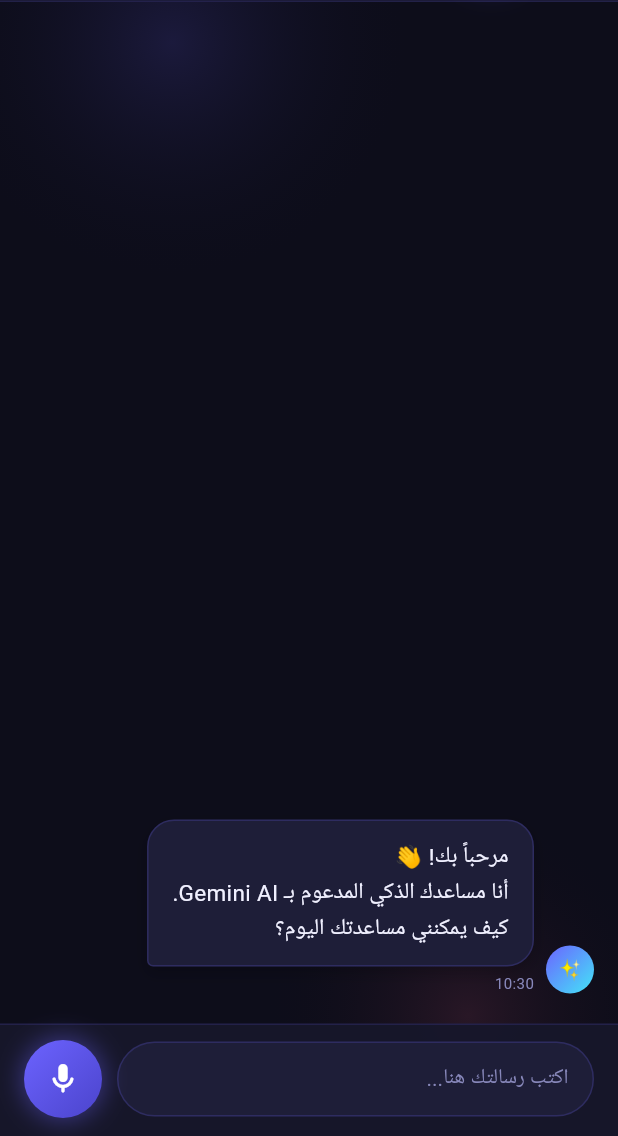
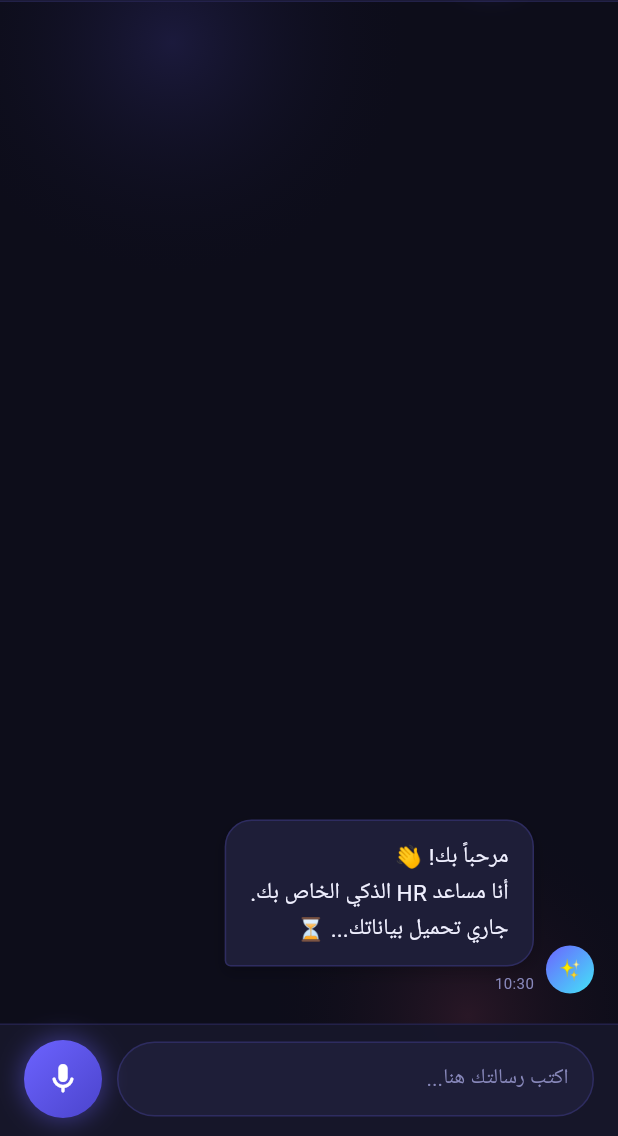
Before and after one commit to mohammedshushan/asconscai, a Flutter app: the AiAssistantScreen screen opened directly, after a tap on the "mic" icon, after a tap on "إيقاف", on a phone screen of 412 x 824 dp, the part 100-1236 px from its top. Run offline on Flutter 3.47's test engine with Material 3 defaults, Android fonts, the phone set to English and light mode, and no system bars; drawn by our look-alikes of flutter_animate; our stand-ins replace animated_splash_screen, connectivity_plus, device_info_plus, flutter_map, flutter_staggered_animations, flutter_svg and 12 more; missing offline and left inert: network_info_plus; accounts and stored records are empty.

Commit message:
feat: implement AI assistant screen and service.

```diff
--- a/lib/screens/ai_assistant/ai_assistant_screen.dart
+++ b/lib/screens/ai_assistant/ai_assistant_screen.dart
@@ -2,12 +2,22 @@
 // ai_assistant_screen.dart — flutter_chat_ui FREE version
 // Works with: flutter_animate, speech_to_text, google_generative_ai
 // ============================================================
+import 'package:asconscai/models/loan_request_model.dart';
+import 'package:asconscai/models/permissions/permission_request_model.dart';
+import 'package:asconscai/models/user_model.dart';
+import 'package:asconscai/models/vacation_balance_model.dart';
+import 'package:asconscai/models/vacation_order_model.dart';
 import 'package:asconscai/services/ai_service.dart';
+import 'package:asconscai/services/loan_service.dart';
+import 'package:asconscai/services/permission_service.dart';
+import 'package:asconscai/services/vacation_service.dart';
 import 'package:flutter/material.dart';
 import 'package:flutter_animate/flutter_animate.dart';
+import 'package:shared_preferences/shared_preferences.dart';
 import 'package:speech_to_text/speech_to_text.dart' as stt;
 import 'package:uuid/uuid.dart';
-import 'package:google_generative_ai/google_generative_ai.dart';
+import 'dart:convert';
+import 'dart:developer' as developer;
 
 // ──────────────────────────────────────────────────────────────
 // 1. DESIGN TOKENS
@@ -62,10 +72,10 @@ class _Suggestion {
 }
 
 const _suggestions = [
-  _Suggestion('💡', 'اشرح لي مفهوماً'),
-  _Suggestion('✍️', 'ساعدني في الكتابة'),
-  _Suggestion('🐛', 'راجع الكود'),
-  _Suggestion('🌍', 'ترجم النص'),
+  _Suggestion('🏖️', 'ما رصيد إجازاتي؟'),
+  _Suggestion('💰', 'هل عندي طلبات سلف؟'),
+  _Suggestion('�', 'كيف أقدم على إجازة؟'),
+  _Suggestion('🚶', 'اعرض تصاريحي الأخيرة'),
 ];
 
 // ──────────────────────────────────────────────────────────────
@@ -89,6 +99,7 @@ class _AiAssistantScreenState extends State<AiAssistantScreen>
   final _speech = stt.SpeechToText();
   final _aiService = AiService();
   final _scrollCtrl = ScrollController();
+  bool _isLoadingContext = true;
 
   late final AnimationController _glowCtrl = AnimationController(
     vsync: this,
@@ -99,6 +110,7 @@ class _AiAssistantScreenState extends State<AiAssistantScreen>
   void initState() {
     super.initState();
     Future.delayed(500.ms, _addWelcome);
+    _loadHrContext();
   }
 
   @override
@@ -109,12 +121,71 @@ class _AiAssistantScreenState extends State<AiAssistantScreen>
     super.dispose();
   }
 
+  // ── HR Context Loader ────────────────────────────────────
+  Future<void> _loadHrContext() async {
+    try {
+      final prefs = await SharedPreferences.getInstance();
+      final userJson = prefs.getString('loggedInUser');
+      if (userJson == null) {
+        if (mounted) setState(() => _isLoadingContext = false);
+        return;
+      }
+      final user = UserModel.fromJson(jsonDecode(userJson));
+      final empCode = user.compEmpCode.toString();
+
+      final vacSvc = VacationService();
+      final loanSvc = LoanService();
+      final permSvc = PermissionService();
+
+      final results = await Future.wait([
+        vacSvc
+            .getVacationBalance(empCode)
+            .catchError((_) => <VacationBalance>[]),
+        vacSvc.getVacationOrders(empCode).catchError((_) => <VacationOrder>[]),
+        loanSvc.getLoanRequests(empCode).catchError((_) => <LoanRequest>[]),
+        permSvc
+            .getPermissionRequests(empCode)
+            .catchError((_) => <PermissionRequest>[]),
+      ]);
+
+      _aiService.updateContext(
+        HrContext(
+          user: user,
+          vacationBalances: results[0] as dynamic,
+          vacationOrders: results[1] as dynamic,
+          loanRequests: results[2] as dynamic,
+          permissionRequests: results[3] as dynamic,
+        ),
+      );
+
+      developer.log(
+        'HR Context loaded ✔️ | Vacations:${results[0].length} Loans:${results[2].length}',
+        name: 'AiAssistant',
+      );
+
+      if (!mounted) return;
+      setState(() => _isLoadingContext = false);
+      _push(
+        ChatMessage(
+          id: _uuid.v4(),
+          text:
+              'تم تحميل بياناتك بنجاح ✅\nمرحباً ${user.empName}، كيف يمكنني مساعدتك اليوم؟ 😊',
+          isUser: false,
+          createdAt: DateTime.now(),
+        ),
+      );
+    } catch (e) {
+      developer.log('Error loading HR context: $e', name: 'AiAssistant');
+      if (mounted) setState(() => _isLoadingContext = false);
+    }
+  }
+
   // ── helpers ───────────────────────────────────────────────
   void _addWelcome() => _push(
     ChatMessage(
       id: _uuid.v4(),
       text:
-          'مرحباً بك! 👋\nأنا مساعدك الذكي المدعوم بـ Gemini AI.\nكيف يمكنني مساعدتك اليوم؟',
+          'مرحباً بك! 👋\nأنا مساعد HR الذكي الخاص بك.\nجاري تحميل بياناتك... ⏳',
       isUser: false,
       createdAt: DateTime.now(),
     ),
@@ -205,7 +276,7 @@ class _AiAssistantScreenState extends State<AiAssistantScreen>
             children: [
               _Header(glowCtrl: _glowCtrl),
               Expanded(child: _buildList()),
-              if (_messages.isEmpty) _buildSuggestions(),
+              if (_messages.isEmpty && !_isLoadingContext) _buildSuggestions(),
               _InputBar(
                 onSend: _send,
                 onMic: _toggleListen,
--- a/lib/services/ai_service.dart
+++ b/lib/services/ai_service.dart
@@ -1,22 +1,238 @@
+import 'package:asconscai/models/loan_request_model.dart';
+import 'package:asconscai/models/permissions/permission_request_model.dart';
+import 'package:asconscai/models/user_model.dart';
+import 'package:asconscai/models/vacation_balance_model.dart';
+import 'package:asconscai/models/vacation_order_model.dart';
 import 'package:flutter/material.dart';
 import 'package:google_generative_ai/google_generative_ai.dart';
+import 'package:intl/intl.dart';
 
+// ─────────────────────────────────────────────────────────────
+// HrContext — يحمل كل داتا الموظف اللي هتتحول لـ system prompt
+// ─────────────────────────────────────────────────────────────
+class HrContext {
+  final UserModel? user;
+  final List<VacationBalance> vacationBalances;
+  final List<VacationOrder> vacationOrders;
+  final List<LoanRequest> loanRequests;
+  final List<PermissionRequest> permissionRequests;
+
+  const HrContext({
+    this.user,
+    this.vacationBalances = const [],
+    this.vacationOrders = const [],
+    this.loanRequests = const [],
+    this.permissionRequests = const [],
+  });
+
+  bool get isEmpty =>
+      user == null &&
+      vacationBalances.isEmpty &&
+      vacationOrders.isEmpty &&
+      loanRequests.isEmpty &&
+      permissionRequests.isEmpty;
+}
+
+// ─────────────────────────────────────────────────────────────
+// AiService — الخدمة الرئيسية للتواصل مع Gemini
+// ─────────────────────────────────────────────────────────────
 class AiService {
-  static const String _apiKey = 'AIzaSyC6Xv2JR0mT8Xu_-HspXYNdRXymGld-EXo';
-  late final ChatSession _chat;
+  static const String _apiKey = 'AIzaSyBLyY9BOlWyS_zqa9wM8cipadIXqL6QvBU';
+  late ChatSession _chat;
+  HrContext _hrContext = const HrContext();
 
-  AiService()
-    : _chat =
-          GenerativeModel(model: 'gemini-2.5-pro', apiKey: _apiKey).startChat();
+  final _dateFormatter = DateFormat('yyyy/MM/dd');
 
+  AiService() {
+    _initChat();
+  }
+
+  void _initChat() {
+    final model = GenerativeModel(
+      model: 'gemini-3-flash-preview',
+      apiKey: _apiKey,
+    );
+    _chat = model.startChat(history: [Content.text(_buildSystemPrompt())]);
+  }
+
+  /// تحديث بيانات الموظف وإعادة تهيئة المحادثة
+  void updateContext(HrContext context) {
+    _hrContext = context;
+    _initChat();
+  }
+
+  // ── بناء الـ System Prompt ────────────────────────────────
+  String _buildSystemPrompt() {
+    final buffer = StringBuffer();
+
+    buffer.writeln('أنت مساعد HR ذكي لشركة ASCON SCAI.');
+    buffer.writeln(
+      'مهمتك مساعدة الموظفين في الاستفسار عن شؤونهم الوظيفية بأسلوب ودود ومحترف.',
+    );
+    buffer.writeln('رد دائماً بالعربية.');
+    buffer.writeln(
+      'استخدم البيانات المقدمة لك فقط، ولا تخترع معلومات غير موجودة.',
+    );
+    buffer.writeln(
+      'إذا سُئلت عن شيء لا تعرفه، قل "هذه المعلومة غير متوفرة لديّ حالياً".',
+    );
+    buffer.writeln();
+
+    if (_hrContext.isEmpty) {
+      buffer.writeln('ملاحظة: لا تتوفر بيانات موظف حالياً، أجب بشكل عام.');
+      return buffer.toString();
+    }
+
+    buffer.writeln('══════════════════════════════════════');
+    buffer.writeln('📋 بيانات الموظف');
+    buffer.writeln('══════════════════════════════════════');
+    if (_hrContext.user != null) {
+      final u = _hrContext.user!;
+      buffer.writeln('الاسم: ${u.empName}');
+      if (u.empNameE != null)
+        buffer.writeln('الاسم بالإنجليزية: ${u.empNameE}');
+      if (u.jobDesc != null) buffer.writeln('الوظيفة: ${u.jobDesc}');
+      buffer.writeln('كود الموظف: ${u.usersCode}');
+    }
+    buffer.writeln();
+
+    // رصيد الإجازات
+    buffer.writeln('══════════════════════════════════════');
+    buffer.writeln('🏖️ رصيد الإجازات');
+    buffer.writeln('══════════════════════════════════════');
+    if (_hrContext.vacationBalances.isEmpty) {
+      buffer.writeln('لا توجد بيانات رصيد إجازات.');
+    } else {
+      for (final b in _hrContext.vacationBalances) {
+        buffer.writeln(
+          '• ${b.vcncDescA}: متبقي ${b.remainBal} يوم | مستخدم ${b.total} يوم | الإجمالي ${b.fullBalance} يوم',
+        );
+      }
+    }
+    buffer.writeln();
+
+    // طلبات الإجازات
+    buffer.writeln('══════════════════════════════════════');
+    buffer.writeln('📅 طلبات الإجازات السابقة (آخر 5)');
+    buffer.writeln('══════════════════════════════════════');
+    final recentVacations = _hrContext.vacationOrders.take(5).toList();
+    if (recentVacations.isEmpty) {
+      buffer.writeln('لا توجد طلبات إجازة سابقة.');
+    } else {
+      for (final v in recentVacations) {
+        final status = _vacationStatus(v.agreeFlag);
+        buffer.writeln(
+          '• من ${_fmtDate(v.startDate)} إلى ${_fmtDate(v.endDate)} | المدة: ${v.period} يوم | الحالة: $status',
+        );
+      }
+    }
+    buffer.writeln();
+
+    // طلبات السلف
+    buffer.writeln('══════════════════════════════════════');
+    buffer.writeln('💰 طلبات السلف');
+    buffer.writeln('══════════════════════════════════════');
+    if (_hrContext.loanRequests.isEmpty) {
+      buffer.writeln('لا توجد طلبات سلف.');
+    } else {
+      for (final l in _hrContext.loanRequests) {
+        final status = _loanStatus(l.authFlag);
+        buffer.writeln(
+          '• المبلغ: ${l.loanValuePys.toStringAsFixed(2)} | القسط: ${l.loanInstlPys.toStringAsFixed(2)} | عدد الأقساط: ${l.loanNos} | تاريخ الطلب: ${_fmtDate(l.reqLoanDate)} | الحالة: $status',
+        );
+      }
+    }
+    buffer.writeln();
+
+    // التصاريح
+    buffer.writeln('══════════════════════════════════════');
+    buffer.writeln('🚪 التصاريح / طلبات الخروج (آخر 5)');
+    buffer.writeln('══════════════════════════════════════');
+    final recentPermissions = _hrContext.permissionRequests.take(5).toList();
+    if (recentPermissions.isEmpty) {
+      buffer.writeln('لا توجد طلبات تصاريح سابقة.');
+    } else {
+      for (final p in recentPermissions) {
+        final exitStr =
+            '${p.exitTime.hour.toString().padLeft(2, '0')}:${p.exitTime.minute.toString().padLeft(2, '0')}';
+        final enterStr =
+            '${p.enterTime.hour.toString().padLeft(2, '0')}:${p.enterTime.minute.toString().padLeft(2, '0')}';
+        buffer.writeln(
+          '• رقم الطلب: ${p.serial} | التاريخ: ${_fmtDate(p.exitDate)} | خروج: $exitStr | عودة: $enterStr',
+        );
+      }
+    }
+
+    return buffer.toString();
+  }
+
+  // ── دوال مساعدة ──────────────────────────────────────────
+  String _fmtDate(DateTime? dt) {
+    if (dt == null) return 'غير محدد';
+    return _dateFormatter.format(dt);
+  }
+
+  String _vacationStatus(int flag) {
+    switch (flag) {
+      case 1:
+        return '✅ معتمدة';
+      case -1:
+        return '❌ مرفوضة';
+      default:
+        return '⏳ معلقة';
+    }
+  }
+
+  String _loanStatus(int flag) {
+    switch (flag) {
+      case 1:
+        return '✅ معتمد';
+      case -1:
+        return '❌ مرفوض';
+      default:
+        return '⏳ معلق';
+    }
+  }
+
+  // ── إرسال الرسالة ──────────────────────────────────────────
   Future<String> sendMessage(String message) async {
+    // طباعة الـ system prompt مرة واحدة أول مرة + الرسالة دايماً
+    _printPromptDebug(message);
+
     try {
       final response = await _chat.sendMessage(Content.text(message));
-      debugPrint('Gemini Response: ${response.text}');
-      return response.text ?? 'Could not generate a response.';
+      final reply = response.text ?? 'لم أتمكن من توليد رد.';
+      _printResponseDebug(reply);
+      return reply;
     } catch (e) {
-      debugPrint('Gemini Error: $e');
-      return 'Error: $e';
+      debugPrint('══════════════════════════════════════');
+      debugPrint('❌ [GEMINI ERROR]: $e');
+      debugPrint('══════════════════════════════════════');
+      return 'حدث خطأ: $e';
     }
   }
+
+  void _printPromptDebug(String userMessage) {
+    debugPrint('\n');
+    debugPrint('╔════════════════════════════════════════╗');
+    debugPrint('║         📋 SYSTEM PROMPT               ║');
+    debugPrint('╚════════════════════════════════════════╝');
+    // طباعة الـ system prompt سطر بسطر
+    final promptLines = _buildSystemPrompt().split('\n');
+    for (final line in promptLines) {
+      debugPrint(line);
+    }
+    debugPrint('────────────────────────────────────────');
+    debugPrint('💬 [USER]:  $userMessage');
+    debugPrint('────────────────────────────────────────');
+  }
+
+  void _printResponseDebug(String response) {
+    debugPrint('🤖 [AI RESPONSE]:');
+    final lines = response.split('\n');
+    for (final line in lines) {
+      debugPrint('   $line');
+    }
+    debugPrint('════════════════════════════════════════\n');
+  }
 }
```
